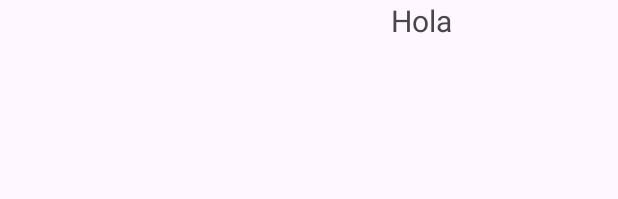
After one commit to RubenNeo/HoroscopoApli, an Android app: the layout activity_second.xml on its own in the app's theme, with its tools: preview values and no code run, on a phone screen of 412 x 824 dp. The commit adds this screen. Shown: the top 199 px of the screen. Run offline under Robolectric (Android 15) with nearby library versions, the phone set to English and light mode, and no system bars.

```diff
--- a/Horoscop2Apli/app/src/main/AndroidManifest.xml
+++ b/Horoscop2Apli/app/src/main/AndroidManifest.xml
@@ -13,6 +13,9 @@
         android:theme="@style/Theme.HoroscopoApli"
         tools:targetApi="31">
         <activity
+            android:name=".SecondActivity"
+            android:exported="false" />
+        <activity
             android:name=".MainActivity"
             android:exported="true">
             <intent-filter>
--- /dev/null
+++ b/Horoscop2Apli/app/src/main/res/layout/activity_second.xml
@@ -0,0 +1,39 @@
+<?xml version="1.0" encoding="utf-8"?>
+<LinearLayout xmlns:android="http://schemas.android.com/apk/res/android"
+    xmlns:app="http://schemas.android.com/apk/res-auto"
+    xmlns:tools="http://schemas.android.com/tools"
+    android:layout_width="match_parent"
+    android:layout_height="match_parent"
+    tools:context=".SecondActivity">
+
+
+    <ImageView
+        android:id="@+id/ImageViewH"
+        android:layout_width="150dp"
+        android:layout_height="150sp"/>
+
+    <TextView
+        android:id="@+id/textName"
+        android:layout_width="match_parent"
+        android:layout_height="match_parent"
+        android:text="Hola"
+        android:textSize="20dp"
+        android:textAlignment="center"/>
+
+
+
+
+
+
+
+
+
+
+
+
+
+
+
+
+
+</LinearLayout>
--- a/Horoscop2Apli/app/src/main/res/layout/layouthoroscopes.xml
+++ b/Horoscop2Apli/app/src/main/res/layout/layouthoroscopes.xml
@@ -23,7 +23,7 @@
             android:id="@+id/nameHoros"
             android:layout_width="match_parent"
             android:layout_height="wrap_content"
-            android:layout_marginBottom="25dp"
+            android:layout_marginBottom="15dp"
             android:gravity="center"
             android:text="Horoscopo"
             android:textSize="15sp" />
@@ -36,6 +36,7 @@
             android:textSize="10sp" />
 
 
+
     </LinearLayout>
 
 </LinearLayout>
```
Also changed, not shown: Horoscop2Apli/app/src/main/java/com/example/horoscopoapli/HoroscopeAdapter.kt (+6 -7 lines), Horoscop2Apli/app/src/main/java/com/example/horoscopoapli/MainActivity.kt (+88 -12 lines), Horoscop2Apli/app/src/main/java/com/example/horoscopoapli/SecondActivity.kt (added, +24 -0 lines).
